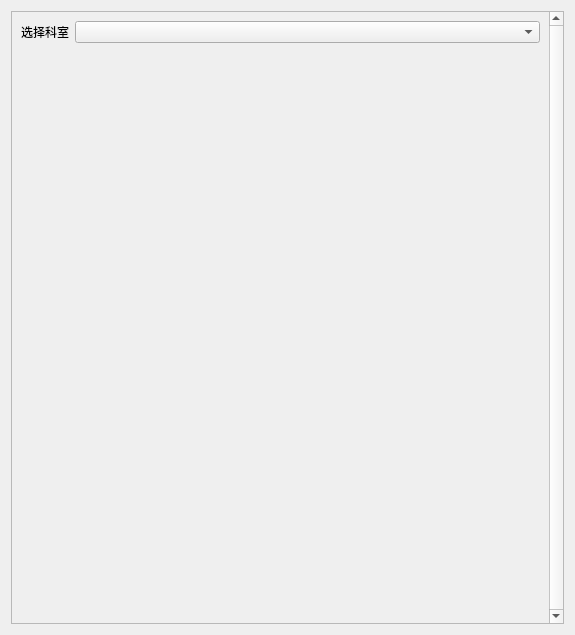
laonuo2004/cpp-qt-medical-system, file code/patient/registerpage.ui: the form before one commit.
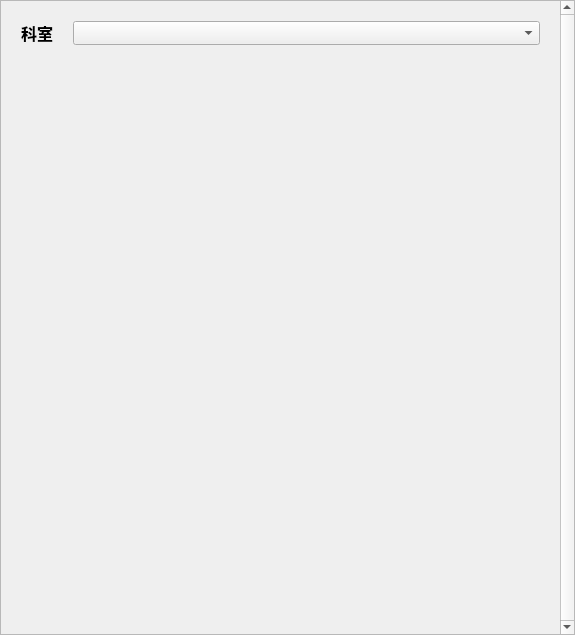
The form after the commit.

```diff
--- a/code/patient/registerpage.ui
+++ b/code/patient/registerpage.ui
@@ -14,6 +14,21 @@
    <string>Form</string>
   </property>
   <layout class="QVBoxLayout" name="verticalLayout">
+   <property name="spacing">
+    <number>0</number>
+   </property>
+   <property name="leftMargin">
+    <number>0</number>
+   </property>
+   <property name="topMargin">
+    <number>0</number>
+   </property>
+   <property name="rightMargin">
+    <number>0</number>
+   </property>
+   <property name="bottomMargin">
+    <number>0</number>
+   </property>
    <item>
     <widget class="QScrollArea" name="scrollArea">
      <property name="sizePolicy">
@@ -39,8 +54,8 @@
        <rect>
         <x>0</x>
         <y>0</y>
-        <width>534</width>
-        <height>611</height>
+        <width>559</width>
+        <height>633</height>
        </rect>
       </property>
       <property name="sizePolicy">
@@ -50,12 +65,34 @@
        </sizepolicy>
       </property>
       <layout class="QVBoxLayout" name="verticalLayout_3">
+       <property name="spacing">
+        <number>20</number>
+       </property>
+       <property name="leftMargin">
+        <number>20</number>
+       </property>
+       <property name="topMargin">
+        <number>20</number>
+       </property>
+       <property name="rightMargin">
+        <number>20</number>
+       </property>
+       <property name="bottomMargin">
+        <number>20</number>
+       </property>
        <item>
         <layout class="QHBoxLayout" name="horizontalLayout_3">
          <item>
           <widget class="QLabel" name="label">
+           <property name="font">
+            <font>
+             <pointsize>12</pointsize>
+             <weight>75</weight>
+             <bold>true</bold>
+            </font>
+           </property>
            <property name="text">
-            <string>选择科室</string>
+            <string>科室</string>
            </property>
           </widget>
          </item>
```
Left out of the diff: 4 changed lines with no effect on the pictures.
